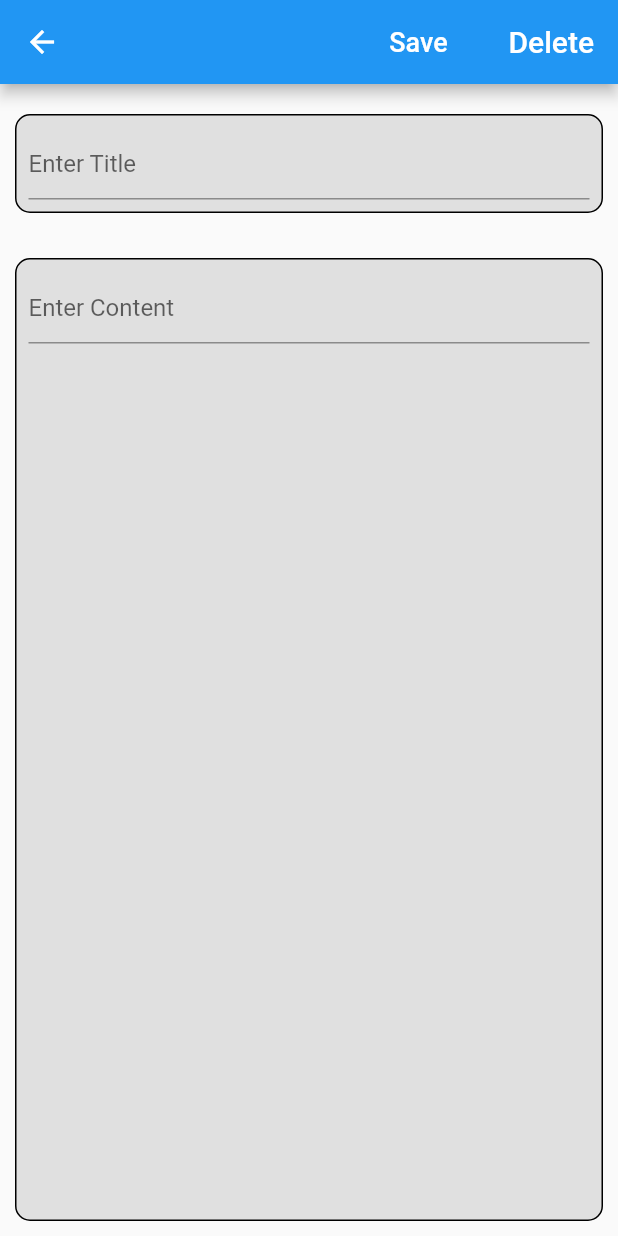
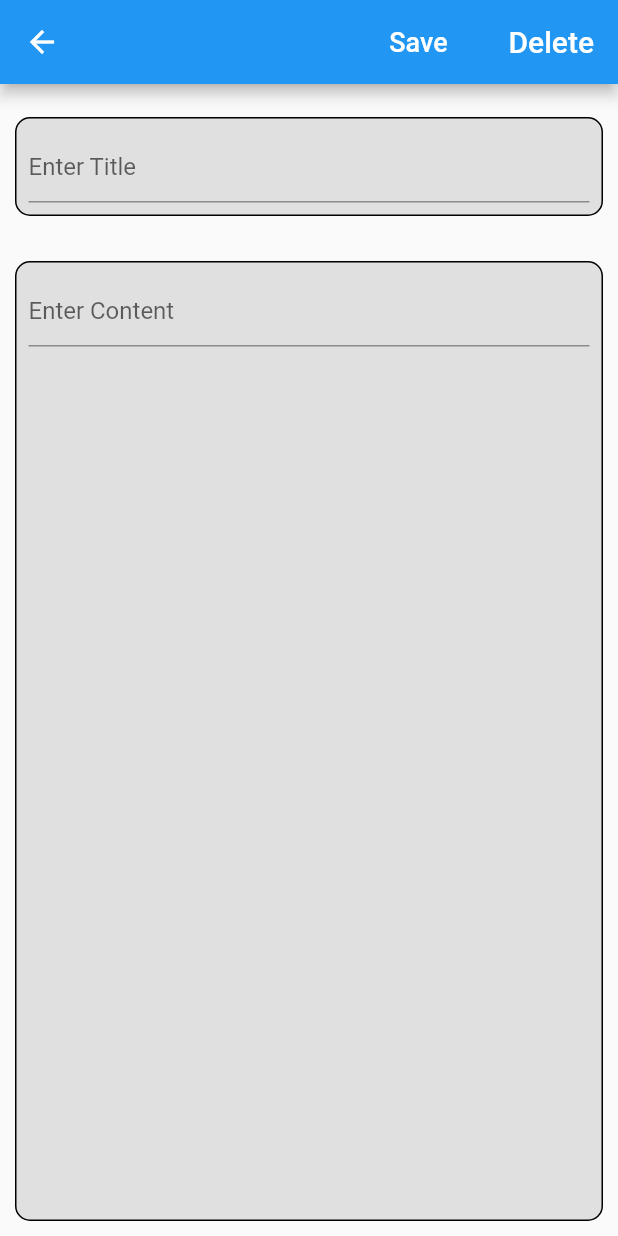
Before and after one commit to ahmerrkhan/firebase, a Flutter app: the addNote screen opened directly, on a phone screen of 412 x 824 dp. Run offline on Flutter 3.47's test engine with Material 2 defaults, Android fonts, the phone set to English and light mode, and no system bars; our stand-ins replace firebase_core, firebase_database; accounts and stored records are empty.

Commit message:
Update addNote.dart

```diff
--- a/todo_app/lib/addNote.dart
+++ b/todo_app/lib/addNote.dart
@@ -30,7 +30,7 @@ class _addNoteState extends State<addNote> {
         mainAxisAlignment: MainAxisAlignment.start,
         children: [
           SizedBox(
-            height: 10.0,
+            height: 12.0,
           ),
           Container(
             margin: EdgeInsets.all(10.0),
```
